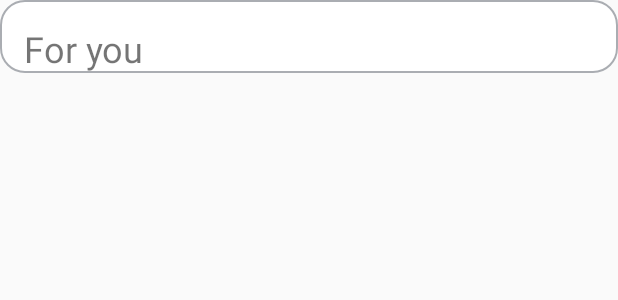
After one commit to DoTheMonkeyBusiness/EpamAndroid, an Android app: the layout podcasts_for_you_item.xml on its own in the app's theme, with its tools: preview values and no code run, on a phone screen of 412 x 824 dp. The commit adds this screen. Shown: the top 300 px of the screen. Run offline under Robolectric (Android 15) with nearby library versions, the phone set to English and light mode, and no system bars.

Commit message:
add for you item

```diff
--- a/app/build.gradle
+++ b/app/build.gradle
@@ -30,6 +30,7 @@ dependencies {
     implementation fileTree(dir: 'libs', include: ['*.jar'])
     implementation"org.jetbrains.kotlin:kotlin-stdlib-jdk7:$kotlin_version"
     implementation 'com.android.support:appcompat-v7:28.0.0'
+    implementation 'com.android.support:design:28.0.0'
     implementation 'com.android.support.constraint:constraint-layout:1.1.3'
     implementation project (':mysubmodule')
     testImplementation 'junit:junit:4.12'
--- /dev/null
+++ b/app/src/main/res/drawable/ic_more_vert_grey_dark_24dp.xml
@@ -0,0 +1,5 @@
+<vector android:height="24dp" android:tint="#AAADB2"
+    android:viewportHeight="24.0" android:viewportWidth="24.0"
+    android:width="24dp" xmlns:android="http://schemas.android.com/apk/res/android">
+    <path android:fillColor="#FF000000" android:pathData="M12,8c1.1,0 2,-0.9 2,-2s-0.9,-2 -2,-2 -2,0.9 -2,2 0.9,2 2,2zM12,10c-1.1,0 -2,0.9 -2,2s0.9,2 2,2 2,-0.9 2,-2 -0.9,-2 -2,-2zM12,16c-1.1,0 -2,0.9 -2,2s0.9,2 2,2 2,-0.9 2,-2 -0.9,-2 -2,-2z"/>
+</vector>
--- /dev/null
+++ b/app/src/main/res/drawable/layout_rounded.xml
@@ -0,0 +1,7 @@
+<?xml version="1.0" encoding="UTF-8"?>
+<shape xmlns:android="http://schemas.android.com/apk/res/android">
+    <solid android:color="#FFFFFF"/>
+    <stroke android:width="1dp" android:color="#AAADB2" />
+    <corners android:radius="16dp"/>
+    <padding android:left="0dp" android:top="0dp" android:right="0dp" android:bottom="0dp" />
+</shape>
--- a/app/src/main/res/layout/my_toolbar.xml
+++ b/app/src/main/res/layout/my_toolbar.xml
@@ -12,7 +12,7 @@
     <ImageView
             android:id="@+id/my_toolbar_podcasts_imageView"
             android:layout_width="184dp"
-            android:layout_height="wrap_content"
+            android:layout_height="48dp"
             android:contentDescription="@string/google_podcasts"
             android:layout_gravity="center"
             android:src="@drawable/podcasts"
--- /dev/null
+++ b/app/src/main/res/layout/podcasts_for_you_item.xml
@@ -0,0 +1,21 @@
+<?xml version="1.0" encoding="utf-8"?>
+<RelativeLayout xmlns:android="http://schemas.android.com/apk/res/android"
+                android:layout_width="match_parent"
+                android:layout_height="wrap_content" xmlns:app="http://schemas.android.com/apk/res-auto"
+                android:background="@drawable/layout_rounded"
+>
+
+    <TextView
+            android:id="@+id/podcasts_for_you_item_headline_textView"
+            android:layout_width="wrap_content"
+            android:layout_height="wrap_content"
+            android:text="@string/for_you"
+            android:layout_alignParentTop="true"
+            android:layout_alignParentStart="true"
+            android:layout_marginStart="16dp"
+            android:layout_marginTop="16dp"
+            android:textSize="24sp"/>
+
+
+
+</RelativeLayout>
--- a/app/src/main/res/values/colors.xml
+++ b/app/src/main/res/values/colors.xml
@@ -4,4 +4,5 @@
     <color name="colorPrimaryDark">#2962FF</color>
     <color name="colorAccent">#000</color>
     <color name="real_white">#fff</color>
+    <color name="color_greyDark">#AAADB2</color>
 </resources>
```
Also changed, not shown: app/src/main/java/com/example/epamandroid/MainActivity.kt (+13 -0 lines), app/src/main/res/layout/activity_main.xml (+19 -2 lines), app/src/main/res/layout/podcasts_image_gallery_item.xml (added, +117 -0 lines), app/src/main/res/menu/toolbar_menu.xml (added, +11 -0 lines), app/src/main/res/values/strings.xml (+7 -0 lines).
